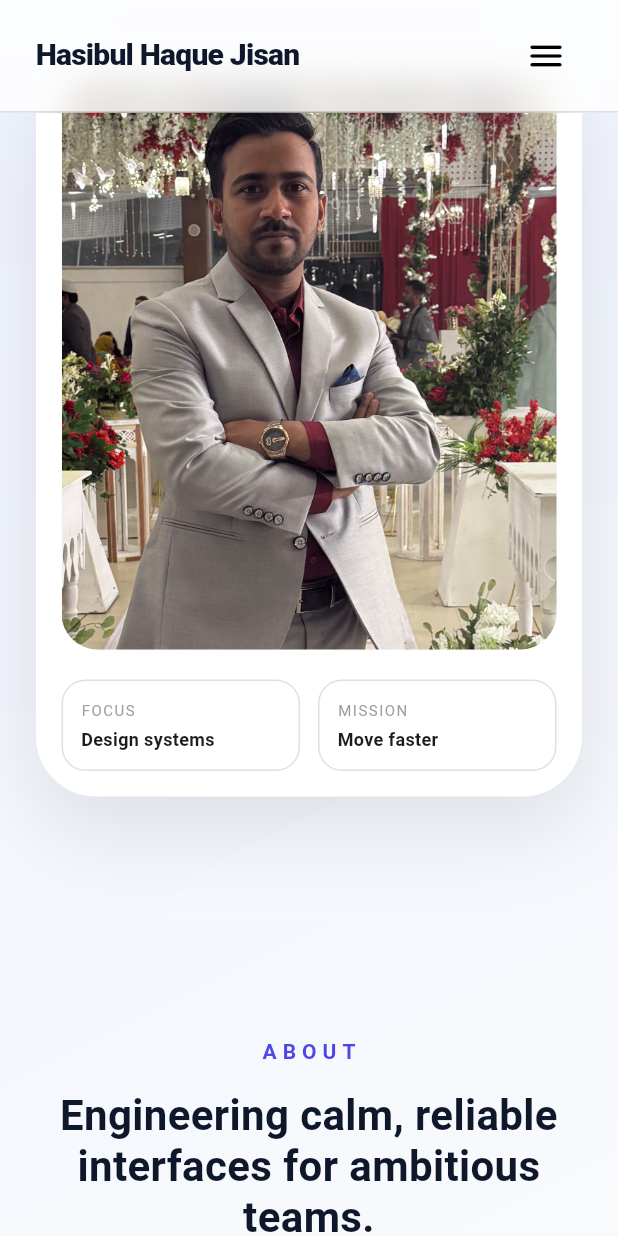
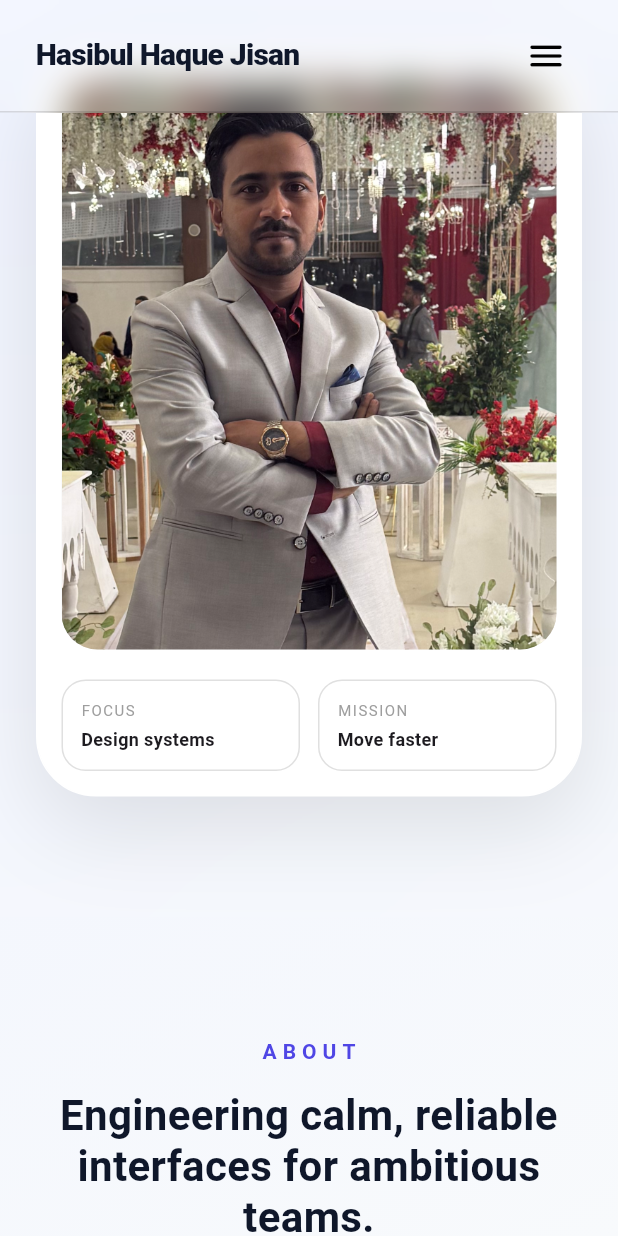
Before and after one commit to MHHJisan/self_portfolio_app, a Flutter app: the screen it shows after launch, scrolled down 576 dp, on a phone screen of 412 x 824 dp. Run offline on Flutter 3.47's test engine with Material 3 defaults, Android fonts, the phone set to English and light mode, and no system bars; our stand-ins replace font_awesome_flutter, open_filex.

Commit message:
twinking in glass navbar

```diff
--- a/lib/widgets/glass_nav.dart
+++ b/lib/widgets/glass_nav.dart
@@ -42,8 +42,8 @@ class GlassNavbar extends StatelessWidget {
           decoration: BoxDecoration(
             color: hasScrolled
                 ? (isDark
-                    ? Colors.black.withValues(alpha: 0.7)
-                    : Colors.white.withValues(alpha: 0.8))
+                    ? Colors.black.withOpacity(0.2)
+                    : Colors.white.withOpacity(0.2))
                 : Colors.transparent,
             border: Border(
               bottom: BorderSide(
@@ -78,7 +78,6 @@ class GlassNavbar extends StatelessWidget {
                       children: [
                         _navLink("Skills", isDark, onSkillsTap),
                         _navLink("About", isDark, onAboutTap),
-                        _navLink("Services", isDark, onServicesTap),
                         _navLink("Services", isDark, onServicesTap),
                         _navLink("Projects", isDark, onProjectTap),
                         _navLink("Experience", isDark, onExperienceTap),
```
